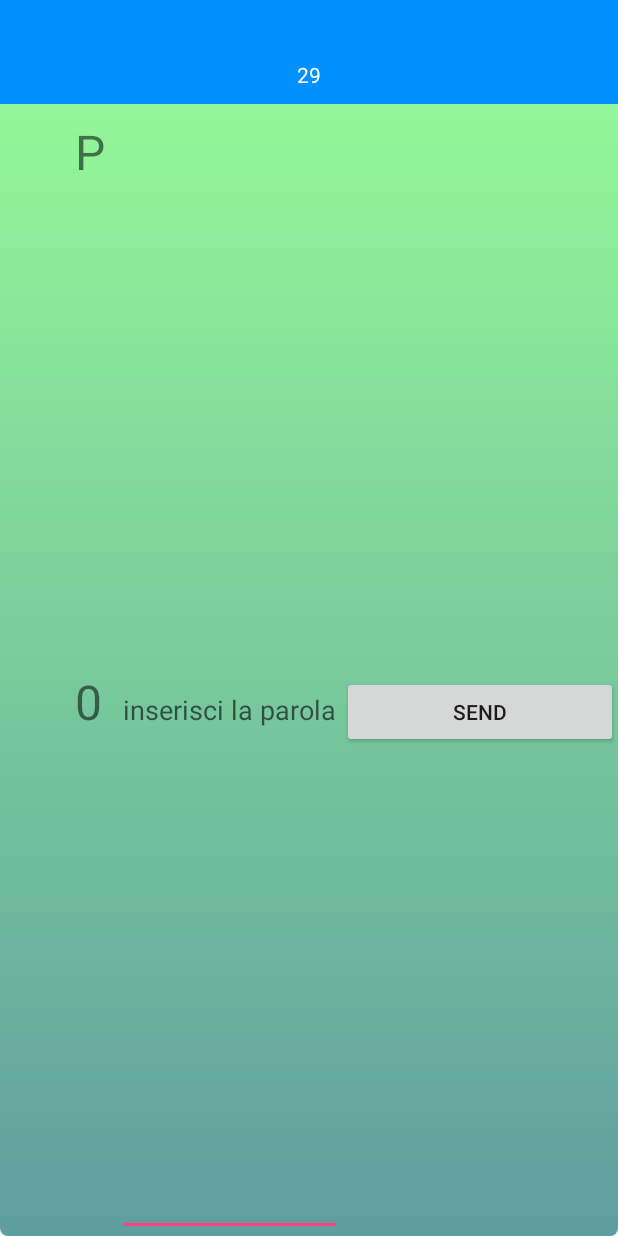
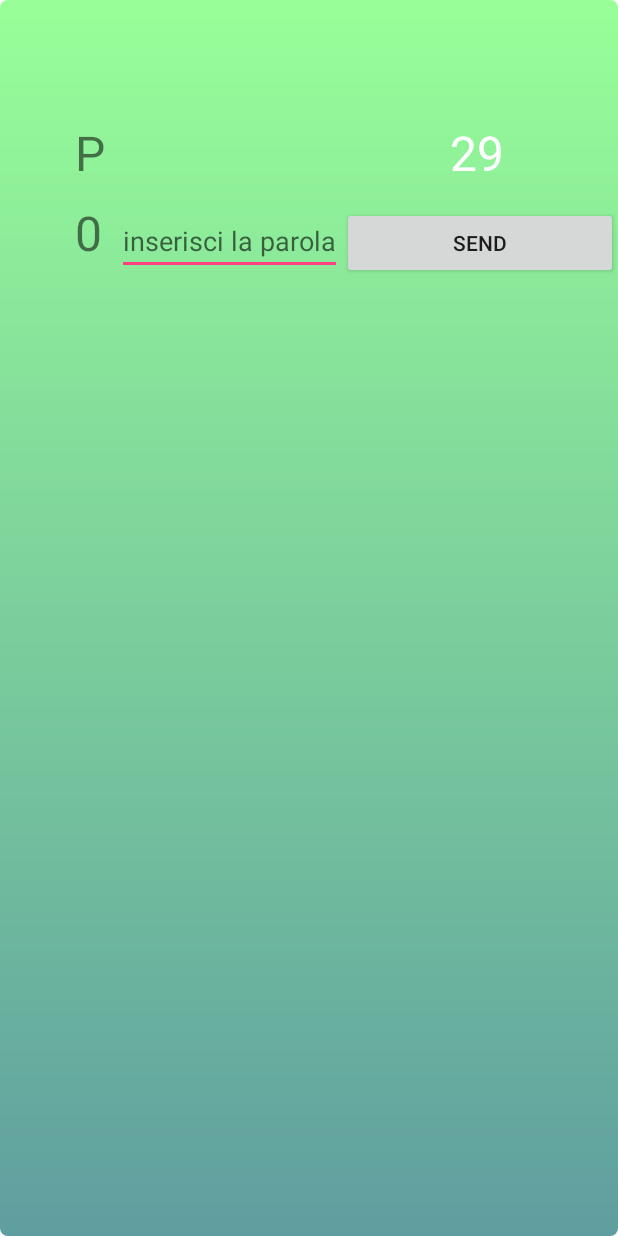
Before and after one commit to RiccardoMollo/appAracnoid, an Android app: the Livello screen opened directly, with no data from a screen before it, on a phone screen of 412 x 824 dp. Run offline under Robolectric (Android 15) with nearby library versions, the phone set to English and light mode, and no system bars; our stand-ins replace ButterKnife; libraries missing offline, so code that uses them is left out: com.readystatesoftware.sqliteasset; 1 statement that could not run was skipped.

Commit message:
Corretta posizione del timer

```diff
--- a/app/src/main/res/layout/activity_livello.xml
+++ b/app/src/main/res/layout/activity_livello.xml
@@ -8,34 +8,32 @@
     android:background="@drawable/background_livello">
 
 
-    <RelativeLayout
-        android:layout_width="fill_parent"
+
+    <LinearLayout
+        android:layout_width="match_parent"
         android:layout_height="wrap_content"
-        android:layout_alignParentLeft="true"
-        android:background="#0090FF"
-        android:padding="10dp"
-        android:keepScreenOn="true" >
-
-        <TextView
-            android:id="@+id/txtCountDown"
-            android:layout_width="wrap_content"
-            android:layout_height="wrap_content"
-            android:layout_alignParentTop="true"
-            android:layout_centerHorizontal="true"
-            android:layout_marginTop="30dp"
-            android:textColor="#fff" />
-
-    </RelativeLayout>
+        android:orientation="horizontal">
 
     <TextView
         android:text="Lettera random"
         android:layout_width="wrap_content"
         android:layout_height="wrap_content"
-        android:paddingTop="10dp"
+        android:paddingTop="80dp"
         android:paddingLeft="50dp"
         android:id="@+id/letter"
         android:textSize="32sp"
         />
+    <TextView
+        android:id="@+id/txtCountDown"
+        android:layout_width="wrap_content"
+        android:layout_height="wrap_content"
+        android:layout_alignParentTop="true"
+        android:layout_centerHorizontal="true"
+        android:paddingTop="80dp"
+        android:paddingLeft="230dp"
+        android:textSize="32sp"
+        android:textColor="#fff" />
+    </LinearLayout>
 
 
     <LinearLayout
@@ -58,7 +56,7 @@
         <EditText
             android:id="@+id/parolaInserita"
             android:layout_width="wrap_content"
-            android:layout_height="match_parent"
+            android:layout_height="wrap_content"
             android:inputType="textCapSentences"
             android:hint="inserisci la parola"
 
```
